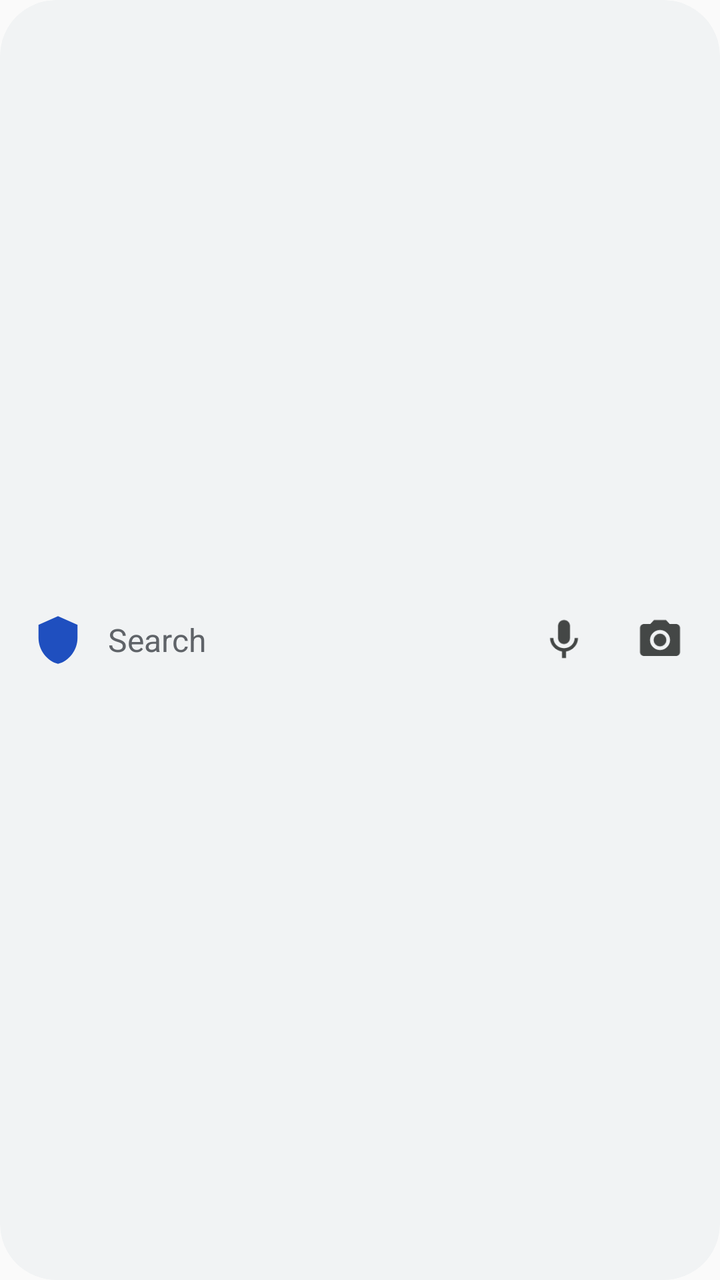
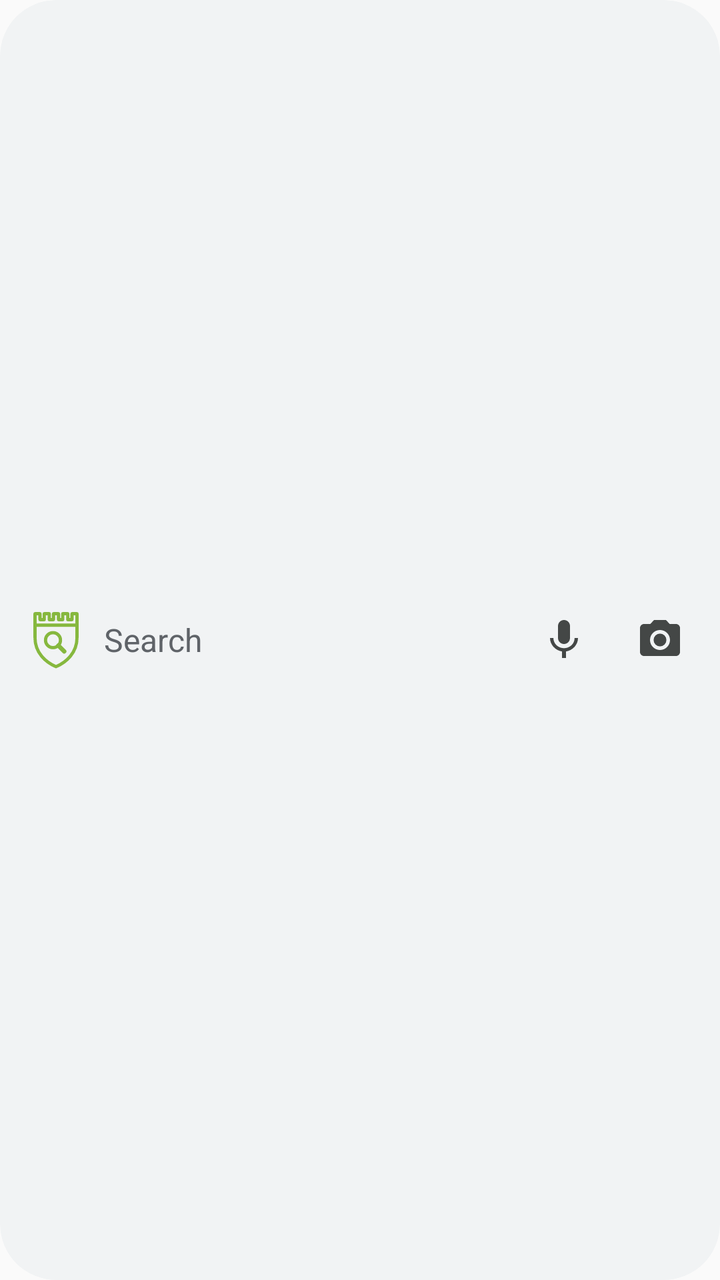

Before-and-after screenshots of an Android layout around one commit, followed by the original layout XML and the change that was made.
<!-- AndroidManifest.xml: application theme Theme.Hisar -->
<!-- res/layout/widget_search.xml -->
<?xml version="1.0" encoding="utf-8"?>
<LinearLayout xmlns:android="http://schemas.android.com/apk/res/android"
    xmlns:tools="http://schemas.android.com/tools"
    android:id="@android:id/background"
    android:layout_width="match_parent"
    android:layout_height="match_parent"
    android:background="@drawable/widget_background"
    android:clipToOutline="true"
    android:gravity="center_vertical"
    android:orientation="horizontal"
    android:paddingStart="16dp"
    android:paddingEnd="6dp"
    tools:targetApi="31">

    <ImageView
        android:layout_width="26dp"
        android:layout_height="26dp"
        android:contentDescription="@null"
        android:src="@drawable/ic_widget_shield" />

    <TextView
        android:layout_width="0dp"
        android:layout_height="wrap_content"
        android:layout_marginStart="12dp"
        android:layout_weight="1"
        android:ellipsize="end"
        android:maxLines="1"
        android:text="@string/search"
        android:textColor="@color/widget_text"
        android:textSize="16sp" />

    <ImageView
        android:id="@+id/widget_voice"
        android:layout_width="48dp"
        android:layout_height="48dp"
        android:background="@drawable/widget_button"
        android:contentDescription="@string/voice_search"
        android:padding="12dp"
        android:src="@drawable/ic_widget_mic" />

    <ImageView
        android:id="@+id/widget_image"
        android:layout_width="48dp"
        android:layout_height="48dp"
        android:background="@drawable/widget_button"
        android:contentDescription="@string/image_search"
        android:padding="12dp"
        android:src="@drawable/ic_widget_camera" />
</LinearLayout>
<!-- resources referenced by this layout -->
<resources>
  <color name="widget_text">#5F6368</color>
  <!-- drawable ic_widget_camera (drawable) -->
  <vector xmlns:android="http://schemas.android.com/apk/res/android" android:width="24dp" android:height="24dp" android:viewportWidth="24" android:viewportHeight="24">
      <path android:fillColor="@color/widget_icon" android:pathData="M12,12m-3.2,0a3.2,3.2 0,1 1,6.4 0a3.2,3.2 0,1 1,-6.4 0" />
      <path android:fillColor="@color/widget_icon" android:pathData="M9,2L7.17,4H4c-1.1,0 -2,0.9 -2,2v12c0,1.1 0.9,2 2,2h16c1.1,0 2,-0.9 2,-2V6c0,-1.1 -0.9,-2 -2,-2h-3.17L15,2H9zM12,17c-2.76,0 -5,-2.24 -5,-5s2.24,-5 5,-5 5,2.24 5,5 -2.24,5 -5,5z" />
  </vector>
  <!-- drawable ic_widget_mic (drawable) -->
  <vector xmlns:android="http://schemas.android.com/apk/res/android" android:width="24dp" android:height="24dp" android:viewportWidth="24" android:viewportHeight="24">
      <path android:fillColor="@color/widget_icon" android:pathData="M12,14c1.66,0 2.99,-1.34 2.99,-3L15,5c0,-1.66 -1.34,-3 -3,-3S9,3.34 9,5v6c0,1.66 1.34,3 3,3zM17.3,11c0,3 -2.54,5.1 -5.3,5.1S6.7,14 6.7,11H5c0,3.41 2.72,6.23 6,6.72V21h2v-3.28c3.28,-0.48 6,-3.3 6,-6.72h-1.7z" />
  </vector>
  <!-- drawable ic_widget_shield (drawable) -->
  <vector xmlns:android="http://schemas.android.com/apk/res/android" android:width="24dp" android:height="24dp" android:viewportWidth="24" android:viewportHeight="24">
      <path android:fillColor="@color/ic_launcher_background" android:pathData="M12,1L3,5v6c0,5.55 3.84,10.74 9,12 5.16,-1.26 9,-6.45 9,-12V5l-9,-4z" />
  </vector>
  <!-- drawable widget_background (drawable) -->
  <?xml version="1.0" encoding="utf-8"?>
  <shape xmlns:android="http://schemas.android.com/apk/res/android" android:shape="rectangle">
      <solid android:color="@color/widget_background" />
      <corners android:radius="28dp" />
  </shape>
  <!-- drawable widget_button (drawable) -->
  <?xml version="1.0" encoding="utf-8"?>
  <ripple xmlns:android="http://schemas.android.com/apk/res/android" android:color="#22000000">
      <item android:id="@android:id/mask">
          <shape android:shape="oval"><solid android:color="#FFFFFFFF" /></shape>
      </item>
  </ripple>
  <string name="image_search">Search with an image</string>
  <string name="search">Search</string>
  <string name="voice_search">Voice search</string>
  <style name="Theme.Hisar" parent="android:Theme.Material.Light.NoActionBar" />
  <color name="widget_icon">#444746</color>
  <color name="ic_launcher_background">#1F4FBF</color>
  <color name="widget_background">#F1F3F4</color>
</resources>

<!-- the commit's change to res/layout/widget_search.xml (unified diff, before → after) -->
@@ -13,10 +13,10 @@
     tools:targetApi="31">
 
     <ImageView
-        android:layout_width="26dp"
-        android:layout_height="26dp"
+        android:layout_width="24dp"
+        android:layout_height="29dp"
         android:contentDescription="@null"
-        android:src="@drawable/ic_widget_shield" />
+        android:src="@drawable/ic_hisar_logo" />
 
     <TextView
         android:layout_width="0dp"
<!-- resource entries referenced after the edit -->
@@ -1,6 +1,42 @@
 <!-- resources referenced by this layout -->
 <resources>
   <color name="widget_text">#5F6368</color>
+  <!-- drawable ic_hisar_logo (drawable) -->
+  <?xml version="1.0" encoding="utf-8"?>
+  <vector xmlns:android="http://schemas.android.com/apk/res/android"
+      android:width="48dp"
+      android:height="58dp"
+      android:viewportWidth="48"
+      android:viewportHeight="58">
+      <group
+          android:translateX="-30"
+          android:translateY="-26">
+          <path
+              android:pathData="M54,82 C43.5,77.5 33,68 33,53 L33,29 L38,29 L38,35 L42.25,35 L42.25,29 L47.25,29 L47.25,35 L51.5,35 L51.5,29 L56.5,29 L56.5,35 L60.75,35 L60.75,29 L65.75,29 L65.75,35 L70,35 L70,29 L75,29 L75,53 C75,68 64.5,77.5 54,82 Z"
+              android:strokeColor="@color/logo_green"
+              android:strokeWidth="3.2"
+              android:strokeLineCap="round"
+              android:strokeLineJoin="round" />
+          <path
+              android:pathData="M33,40.5 L75,40.5"
+              android:strokeColor="@color/logo_green"
+              android:strokeWidth="3.2"
+              android:strokeLineCap="round"
+              android:strokeLineJoin="round" />
+          <path
+              android:pathData="M43.5,55.5 a7.5,7.5 0 1,0 15,0 a7.5,7.5 0 1,0 -15,0"
+              android:strokeColor="@color/logo_green"
+              android:strokeWidth="3.2"
+              android:strokeLineCap="round"
+              android:strokeLineJoin="round" />
+          <path
+              android:pathData="M56.4,60.9 L62.2,66.7"
+              android:strokeColor="@color/logo_green"
+              android:strokeWidth="4.4"
+              android:strokeLineCap="round"
+              android:strokeLineJoin="round" />
+      </group>
+  </vector>
   <!-- drawable ic_widget_camera (drawable) -->
   <vector xmlns:android="http://schemas.android.com/apk/res/android" android:width="24dp" android:height="24dp" android:viewportWidth="24" android:viewportHeight="24">
       <path android:fillColor="@color/widget_icon" android:pathData="M12,12m-3.2,0a3.2,3.2 0,1 1,6.4 0a3.2,3.2 0,1 1,-6.4 0" />
@@ -9,10 +45,6 @@
   <!-- drawable ic_widget_mic (drawable) -->
   <vector xmlns:android="http://schemas.android.com/apk/res/android" android:width="24dp" android:height="24dp" android:viewportWidth="24" android:viewportHeight="24">
       <path android:fillColor="@color/widget_icon" android:pathData="M12,14c1.66,0 2.99,-1.34 2.99,-3L15,5c0,-1.66 -1.34,-3 -3,-3S9,3.34 9,5v6c0,1.66 1.34,3 3,3zM17.3,11c0,3 -2.54,5.1 -5.3,5.1S6.7,14 6.7,11H5c0,3.41 2.72,6.23 6,6.72V21h2v-3.28c3.28,-0.48 6,-3.3 6,-6.72h-1.7z" />
-  </vector>
-  <!-- drawable ic_widget_shield (drawable) -->
-  <vector xmlns:android="http://schemas.android.com/apk/res/android" android:width="24dp" android:height="24dp" android:viewportWidth="24" android:viewportHeight="24">
-      <path android:fillColor="@color/ic_launcher_background" android:pathData="M12,1L3,5v6c0,5.55 3.84,10.74 9,12 5.16,-1.26 9,-6.45 9,-12V5l-9,-4z" />
   </vector>
   <!-- drawable widget_background (drawable) -->
   <?xml version="1.0" encoding="utf-8"?>
@@ -31,8 +63,8 @@
   <string name="search">Search</string>
   <string name="voice_search">Voice search</string>
   <style name="Theme.Hisar" parent="android:Theme.Material.Light.NoActionBar" />
+  <color name="logo_green">#86B83E</color>
   <color name="widget_icon">#444746</color>
-  <color name="ic_launcher_background">#1F4FBF</color>
   <color name="widget_background">#F1F3F4</color>
 </resources>
 
